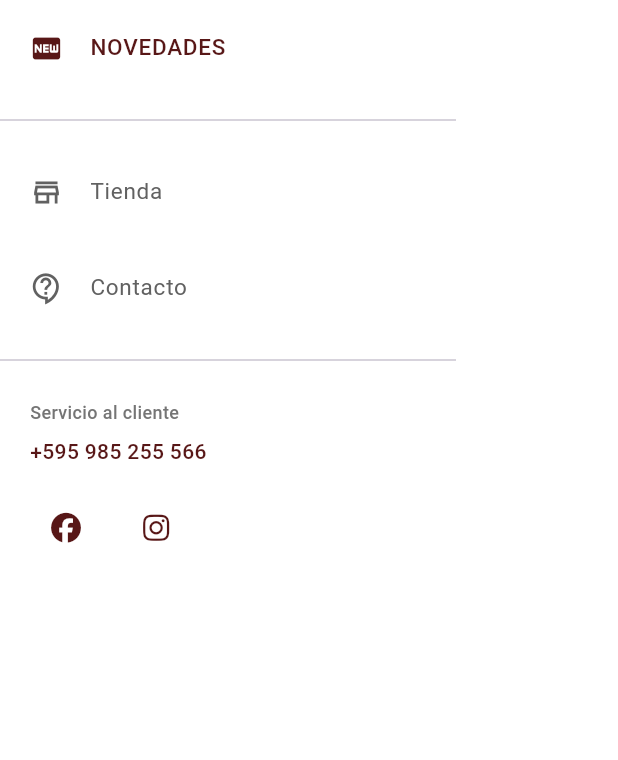
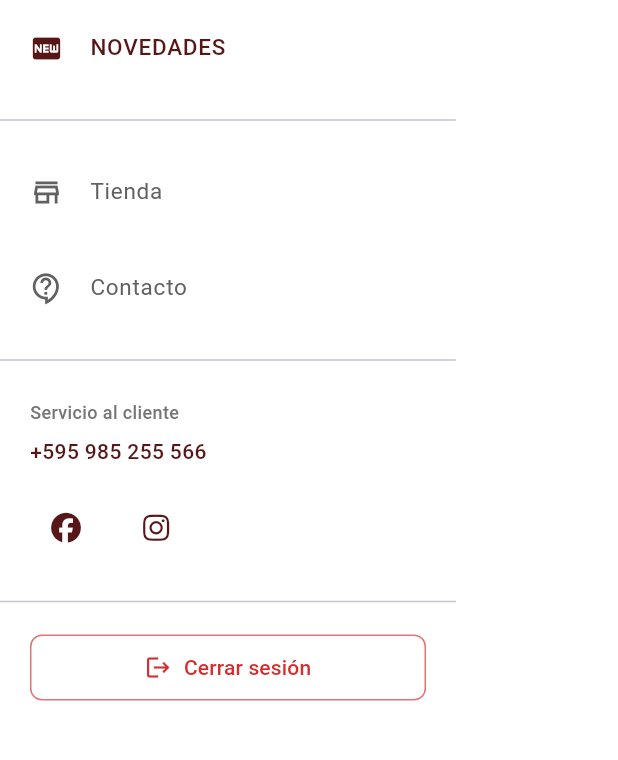
Before and after one commit to willvoid/vgweb, a Flutter app: the SideBarWidget widget shown alone on an empty page, opened directly, on a phone screen of 412 x 824 dp, the part 180-940 px from its top. Run offline on Flutter 3.47's test engine with Material 3 defaults, Android fonts, the phone set to English and light mode, and no system bars; our stand-ins replace font_awesome_flutter, image_picker, shared_preferences, supabase_flutter; accounts and stored records are empty.

Commit message:
botón de cerrar sesión añadido

```diff
--- a/lib/src/widgets/side_bar_widget.dart
+++ b/lib/src/widgets/side_bar_widget.dart
@@ -260,6 +260,40 @@ class _SideBarWidgetState extends State<SideBarWidget> {
                           ],
                         ),
                       ),
+
+                      // Botón de cerrar sesión
+                      if (Supabase.instance.client.auth.currentUser != null) ...[
+                        Divider(height: 32, thickness: 1),
+                        Padding(
+                          padding: EdgeInsets.symmetric(horizontal: 20, vertical: 4),
+                          child: SizedBox(
+                            width: double.infinity,
+                            child: OutlinedButton.icon(
+                              onPressed: () async {
+                                Navigator.of(context).pop(); // Cerrar drawer
+                                await Supabase.instance.client.auth.signOut();
+                                if (mounted) {
+                                  Navigator.of(this.context).pushNamedAndRemoveUntil(
+                                    AppRoutes.login,
+                                    (route) => false,
+                                  );
+                                }
+                              },
+                              icon: Icon(Icons.logout, size: 18),
+                              label: Text('Cerrar sesión'),
+                              style: OutlinedButton.styleFrom(
+                                foregroundColor: Colors.red[700],
+                                side: BorderSide(color: Colors.red[300]!),
+                                padding: EdgeInsets.symmetric(vertical: 12),
+                                shape: RoundedRectangleBorder(
+                                  borderRadius: BorderRadius.circular(8),
+                                ),
+                              ),
+                            ),
+                          ),
+                        ),
+                        SizedBox(height: 16),
+                      ],
                     ],
                   );
                 },
```
